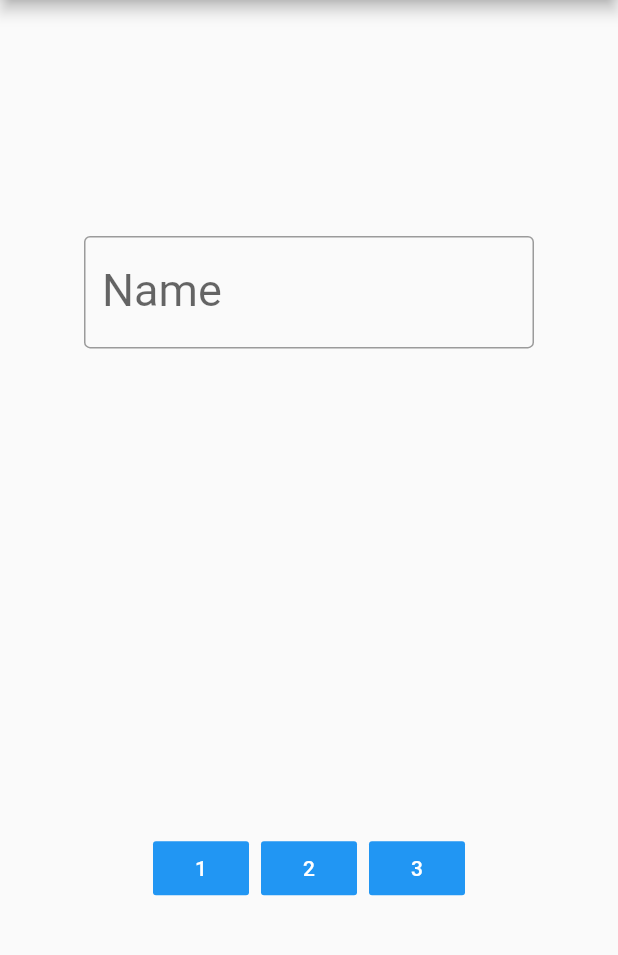
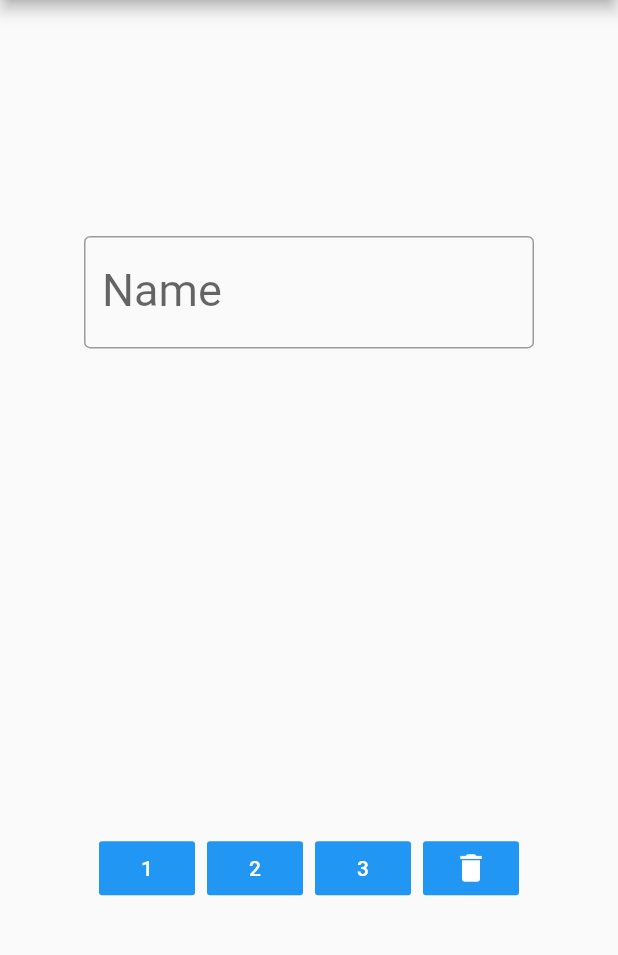
Before and after one commit to nmur/planning_poker, a Flutter app: the screen it shows after launch, on a phone screen of 412 x 824 dp, the part 84-1039 px from its top. Run offline on Flutter 3.47's test engine with Material 2 defaults, Android fonts, the light colour scheme and no system bars; our stand-ins replace cloud_firestore; accounts and stored records are empty.

Commit message:
added estimate delete button

```diff
--- a/lib/main.dart
+++ b/lib/main.dart
@@ -114,6 +114,20 @@ class _MyHomePageState extends State<MyHomePage> {
                       .setData({'estimate': 3});
                     },
                   ),
+                  FlatButton(
+                    child: Icon(
+                      Icons.delete,
+                      color: Colors.white,
+                      size: 24.0,
+                    ),
+                    color: Colors.blue,
+                    onPressed: () {
+                      Firestore.instance
+                      .collection('estimates')
+                      .document(myController.text)
+                      .delete();
+                    },
+                  ),
                 ],
               )
             ]
```
